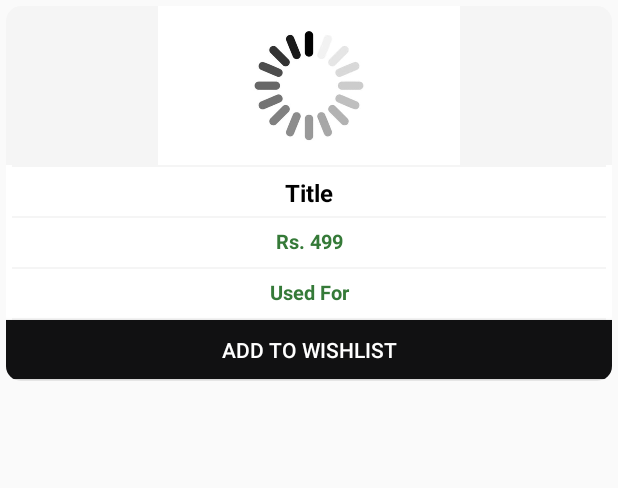
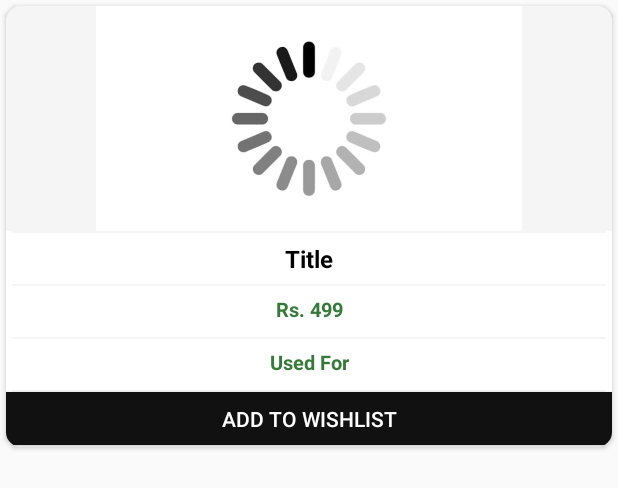
Before and after one commit to kirtikjangale/SeAndroidFrontend, an Android app: the layout recycler_allitems_row.xml on its own in the app's theme, with its tools: preview values and no code run, on a phone screen of 412 x 824 dp. Shown: the top 488 px of the screen. Run offline under Robolectric (Android 15) with nearby library versions, the phone set to English and light mode, and no system bars; network calls fail.

Commit message:
Fixed layout issues

```diff
--- a/app/src/main/java/com/example/seandroidproject/fragment/WishlistFragment.kt
+++ b/app/src/main/java/com/example/seandroidproject/fragment/WishlistFragment.kt
@@ -71,7 +71,7 @@ class WishlistFragment : Fragment() {
 
                     val gson = GsonBuilder().create()
                     val itemListData =  gson.fromJson(resBody, Array<ItemModel>::class.java).toMutableList()
-//                println(itemListData)
+                    println("ItemList:$itemListData")
 
                     val itemsListAdapter = RecyclerViewAdapterWishlist(itemListData, activity as Context)
 
--- a/app/src/main/java/com/example/seandroidproject/util/ItemModel.kt
+++ b/app/src/main/java/com/example/seandroidproject/util/ItemModel.kt
@@ -7,5 +7,6 @@ data class ItemModel (
     var used_for: String = "1 day",
     var pincode: Int = 0,
     var photos: Array<String>,
-    var thumbnail: String = ""
+    var thumbnail: String = "",
+    var category : String = ""
 ) {}
--- a/app/src/main/java/com/example/seandroidproject/util/RecyclerViewAdapter.kt
+++ b/app/src/main/java/com/example/seandroidproject/util/RecyclerViewAdapter.kt
@@ -75,7 +75,8 @@ class RecyclerViewAdapter(val items: List<ItemModel>, val wishlist: MutableList<
             holder.price.text = item.price.toString()
             holder.usedFor.text = item.used_for
 
-
+            if(category == "notewaste")
+                holder.usedFor.visibility = View.GONE
 
             Picasso.get()
                 .load("$baseUrl/${item.thumbnail}")
@@ -144,6 +145,8 @@ class RecyclerViewAdapter(val items: List<ItemModel>, val wishlist: MutableList<
                 Toast.makeText(context, "adding to wishlist", Toast.LENGTH_SHORT).show()
             }
 
+
+
             holder.llContent.setOnClickListener{
                 //Toast.makeText(context, "$category", Toast.LENGTH_SHORT).show()
 
--- a/app/src/main/res/layout/recycler_allitems_row.xml
+++ b/app/src/main/res/layout/recycler_allitems_row.xml
@@ -2,7 +2,7 @@
 <androidx.cardview.widget.CardView android:id="@+id/card"
 xmlns:android="http://schemas.android.com/apk/res/android"
 android:layout_width="match_parent"
-android:layout_height="250dp"
+android:layout_height="wrap_content"
 xmlns:app="http://schemas.android.com/apk/res-auto"
 android:layout_margin="4dp"
 android:background="#ffffff"
@@ -13,15 +13,14 @@ android:orientation="vertical"
 <LinearLayout
     android:id="@+id/llContent"
     android:layout_width="match_parent"
-    android:layout_height="match_parent"
+    android:layout_height="wrap_content"
     android:orientation="vertical"
-    android:weightSum="12">
+   >
 
     <ImageView
         android:id="@+id/itemImage"
         android:layout_width="match_parent"
-        android:layout_height="0dp"
-        android:layout_weight="5.5"
+        android:layout_height="150dp"
         android:background="#f5f5f5"
         android:scaleType="fitCenter"
         android:src="@drawable/loading" />
@@ -35,9 +34,8 @@ android:orientation="vertical"
     <TextView
         android:id="@+id/txtProductName"
         android:layout_width="match_parent"
-        android:layout_height="0dp"
+        android:layout_height="30dp"
         android:layout_margin="2dp"
-        android:layout_weight="1.5"
         android:padding="4dp"
         android:text="Title"
         android:textAlignment="center"
@@ -56,14 +54,15 @@ android:orientation="vertical"
     <TextView
         android:id="@+id/txtPrice"
         android:layout_width="match_parent"
-        android:layout_height="0dp"
+        android:layout_height="30dp"
         android:layout_margin="2dp"
-        android:layout_weight="1.5"
         android:padding="4dp"
         android:text="Rs. 499"
         android:textAlignment="center"
         android:textColor="#357a38"
         android:textSize="13sp"
+
+
         android:textStyle="bold" />
 
     <View
@@ -76,9 +75,9 @@ android:orientation="vertical"
     <TextView
         android:id="@+id/txtUsedFor"
         android:layout_width="match_parent"
-        android:layout_height="0dp"
+        android:layout_height="30dp"
         android:layout_margin="2dp"
-        android:layout_weight="1.5"
+
         android:padding="4dp"
         android:text="Used For"
         android:textAlignment="center"
@@ -96,8 +95,7 @@ android:orientation="vertical"
     <Button
         android:id="@+id/btnFavorite"
         android:layout_width="match_parent"
-        android:layout_height="0dp"
-        android:layout_weight="2"
+        android:layout_height="35dp"
         android:text="Add to wishlist"
         android:textColor="#ffffff"
         android:background="@color/colorPrimaryDark"/>
```
Also changed, not shown: app/src/main/java/com/example/seandroidproject/activity/DetailViewEwasteActivity.kt (+42 -24 lines), app/src/main/java/com/example/seandroidproject/activity/DetailViewNotewasteActivity.kt (+26 -18 lines), app/src/main/java/com/example/seandroidproject/activity/DetailViewTextWasteActivity.kt (+29 -20 lines), app/src/main/java/com/example/seandroidproject/adapter/MyListingsAdapter.kt (+22 -2 lines), app/src/main/java/com/example/seandroidproject/fragment/MyListingsFragment.kt (+10 -6 lines), app/src/main/java/com/example/seandroidproject/util/RecyclerViewAdapterWishlist.kt (+29 -2 lines), app/src/main/res/layout/recycler_wishlist_row.xml (+1 -19 lines).
